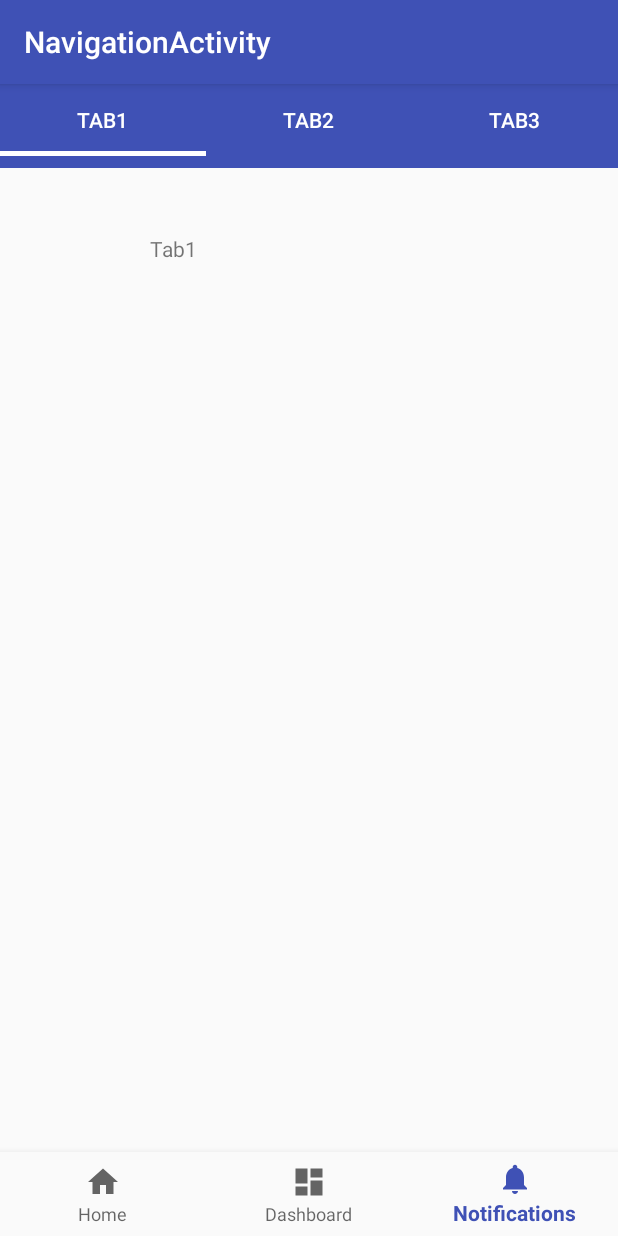
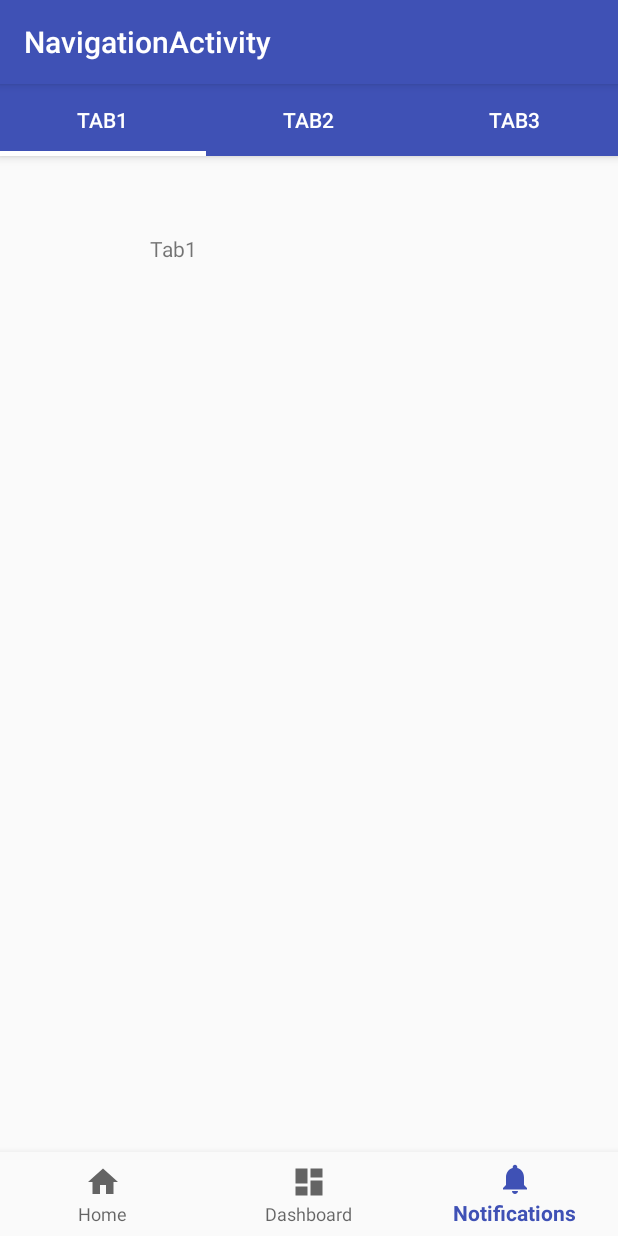
Before and after one commit to Aydar710/androidHomework, an Android app: the screen it shows after launch (NavigationActivity), item 3 of the bottom bar chosen, on a phone screen of 412 x 824 dp. Run offline under Robolectric (Android 15) with nearby library versions, the phone set to English and light mode, and no system bars.

Commit message:
task 5/ added corrections

```diff
--- a/app/src/main/java/com/example/aydar/editingusersprofile/NavigationActivity.kt
+++ b/app/src/main/java/com/example/aydar/editingusersprofile/NavigationActivity.kt
@@ -14,28 +14,27 @@ import kotlinx.android.synthetic.main.activity_navigation.*
 class NavigationActivity : AppCompatActivity() {
 
     private val mOnNavigationItemSelectedListener = BottomNavigationView.OnNavigationItemSelectedListener { item ->
-        val fargmentManager : FragmentManager = supportFragmentManager
+        val fargmentManager: FragmentManager = supportFragmentManager
         val fragmentTransaction: FragmentTransaction = fargmentManager.beginTransaction()
-        var fragment: Fragment
+        var fragment: Fragment? = null
+        var isPressed: Boolean = false
         when (item.itemId) {
             R.id.navigation_home -> {
                 fragment = HomeFragment()
-                fragmentTransaction.replace(R.id.frame_content, fragment)
-                fragmentTransaction.commit()
+                navigate(fragment, fragmentTransaction)
                 return@OnNavigationItemSelectedListener true
             }
             R.id.navigation_dashboard -> {
                 fragment = RecyclerFragment()
-                fragmentTransaction.replace(R.id.frame_content, fragment)
-                fragmentTransaction.commit()
+                navigate(fragment, fragmentTransaction)
                 return@OnNavigationItemSelectedListener true
             }
             R.id.navigation_notifications -> {
                 fragment = ViewPagerFragment()
-                fragmentTransaction.replace(R.id.frame_content, fragment)
-                fragmentTransaction.commit()
+                navigate(fragment, fragmentTransaction)
                 return@OnNavigationItemSelectedListener true
             }
+            else -> fragmentTransaction.commit()
         }
         false
     }
@@ -46,4 +45,9 @@ class NavigationActivity : AppCompatActivity() {
 
         navigation.setOnNavigationItemSelectedListener(mOnNavigationItemSelectedListener)
     }
+
+    fun navigate(fragment: Fragment, transaction: FragmentTransaction) {
+        transaction.replace(R.id.frame_content, fragment)
+        transaction.commit()
+    }
 }
--- a/app/src/main/java/com/example/aydar/editingusersprofile/TabsFragmentAdapter.kt
+++ b/app/src/main/java/com/example/aydar/editingusersprofile/TabsFragmentAdapter.kt
@@ -5,9 +5,7 @@ import android.support.v4.app.FragmentManager
 import android.support.v4.app.FragmentPagerAdapter
 import com.example.aydar.editingusersprofile.fragments.FirstTabFragment
 
-class TabsFragmentAdapter(fm: FragmentManager?) : FragmentPagerAdapter(fm) {
-
-    val tabs: Array<String> = arrayOf("Tab1", "Tab2", "Tab3")
+class TabsFragmentAdapter(fm: FragmentManager?, val tabs: Array<String>, val fragments: Array<FirstTabFragment.Companion>) : FragmentPagerAdapter(fm) {
 
     override fun getPageTitle(position: Int): CharSequence? {
         return tabs[position]
@@ -16,18 +14,19 @@ class TabsFragmentAdapter(fm: FragmentManager?) : FragmentPagerAdapter(fm) {
     override fun getItem(position: Int): Fragment? =
             when (position) {
                 0 -> {
-                    FirstTabFragment.newInstance(tabs[position])
+                    fragments[0].newInstance(tabs[position]) // *
                 }
                 1 -> {
-                    FirstTabFragment.newInstance(tabs[position])
+                    fragments[0].newInstance(tabs[position]) // *
                 }
                 2 -> {
-                    FirstTabFragment.newInstance(tabs[position])
+                    fragments[0].newInstance(tabs[position]) // *
                 }
                 else -> {
                     println("asdasd")
                     null
                 }
+                // * все три фрагмента пустые, думаю, нет смысла создавать 3 одинаковых
             }
 
     override fun getCount(): Int {
--- a/app/src/main/java/com/example/aydar/editingusersprofile/fragments/FirstTabFragment.kt
+++ b/app/src/main/java/com/example/aydar/editingusersprofile/fragments/FirstTabFragment.kt
@@ -10,6 +10,7 @@ import android.widget.TextView
 import com.example.aydar.editingusersprofile.R
 
 class FirstTabFragment : Fragment() {
+
 
     companion object {
         const val ARG_TEXT = "text"
--- a/app/src/main/java/com/example/aydar/editingusersprofile/fragments/ViewPagerFragment.kt
+++ b/app/src/main/java/com/example/aydar/editingusersprofile/fragments/ViewPagerFragment.kt
@@ -20,7 +20,10 @@ class ViewPagerFragment : Fragment() {
         tabLayout = view.findViewById<TabLayout>(R.id.tabLayout)
         viewPager = view.findViewById(R.id.view_pager)
 
-        var adapter : TabsFragmentAdapter = TabsFragmentAdapter(activity?.supportFragmentManager)
+        val tabs: Array<String> = arrayOf("Tab1", "Tab2", "Tab3")
+        val fragments : Array<FirstTabFragment.Companion> = arrayOf(FirstTabFragment)
+
+        var adapter : TabsFragmentAdapter = TabsFragmentAdapter(activity?.supportFragmentManager, tabs, fragments)
         viewPager.adapter = adapter
         tabLayout.setupWithViewPager(viewPager)
 
--- a/app/src/main/java/com/example/aydar/editingusersprofile/miracle/AdapterMiracle.kt
+++ b/app/src/main/java/com/example/aydar/editingusersprofile/miracle/AdapterMiracle.kt
@@ -23,11 +23,8 @@ class AdapterMiracle(val miracles: ArrayList<Miracle>) : RecyclerView.Adapter<Ad
 
     override fun onBindViewHolder(holder: ViewHolder, position: Int) {
         val miracle: Miracle = miracles.get(position)
-
         holder.txtName.text = miracle.name
-
         holder.imageMiracle.setImageResource(miracle.image)
-
         holder.itemView.setOnClickListener {
             listener?.let {
                 it.onClick(position)
@@ -40,10 +37,8 @@ class AdapterMiracle(val miracles: ArrayList<Miracle>) : RecyclerView.Adapter<Ad
     }
 
     class ViewHolder(itemView: View) : RecyclerView.ViewHolder(itemView) {
-
         var txtName: TextView = itemView.txt_miracle
         val imageMiracle: ImageView = itemView.image_miracle
-
     }
 
     interface Listener {
--- a/app/src/main/res/layout/fragment_recycler.xml
+++ b/app/src/main/res/layout/fragment_recycler.xml
@@ -7,9 +7,9 @@
 
     <android.support.v7.widget.RecyclerView xmlns:android="http://schemas.android.com/apk/res/android"
         xmlns:tools="http://schemas.android.com/tools"
-        android:id="@+id/recycler_fr"
+        android:id="@+id/rv_miracles"
         android:layout_width="match_parent"
         android:layout_height="match_parent"
-        tools:context=".MainActivity" />
+        tools:listitem="@layout/card_miracle" />
 
 </FrameLayout>
--- a/app/src/main/res/layout/fragment_view_pager.xml
+++ b/app/src/main/res/layout/fragment_view_pager.xml
@@ -6,11 +6,9 @@
     android:layout_height="match_parent"
     tools:context=".fragments.ViewPagerFragment">
 
-    <android.support.v7.widget.Toolbar
-        android:id="@+id/toolbar"
+    <android.support.design.widget.AppBarLayout
         android:layout_width="match_parent"
-        android:layout_height="?attr/actionBarSize"
-        android:background="?attr/colorPrimary" />
+        android:layout_height="wrap_content">
 
         <android.support.design.widget.TabLayout
             android:id="@+id/tabLayout"
@@ -20,6 +18,7 @@
             app:tabIndicatorHeight="3dp"
             app:tabSelectedTextColor="@android:color/white"
             app:tabTextColor="@android:color/white" />
+    </android.support.design.widget.AppBarLayout>
 
     <android.support.v4.view.ViewPager
         android:id="@+id/view_pager"
--- a/build.gradle
+++ b/build.gradle
@@ -9,7 +9,7 @@ buildscript {
         jcenter()
     }
     dependencies {
-        classpath 'com.android.tools.build:gradle:3.2.0'
+        classpath 'com.android.tools.build:gradle:3.2.1'
         classpath "org.jetbrains.kotlin:kotlin-gradle-plugin:$kotlin_version"
 
         // NOTE: Do not place your application dependencies here; they belong
```
Also changed, not shown: app/src/main/java/com/example/aydar/editingusersprofile/fragments/RecyclerFragment.kt (+12 -12 lines), app/src/main/java/com/example/aydar/editingusersprofile/miracle/MiracleDetailActivity.kt (+5 -13 lines). Lines whose indentation alone changed are shown as unchanged.
